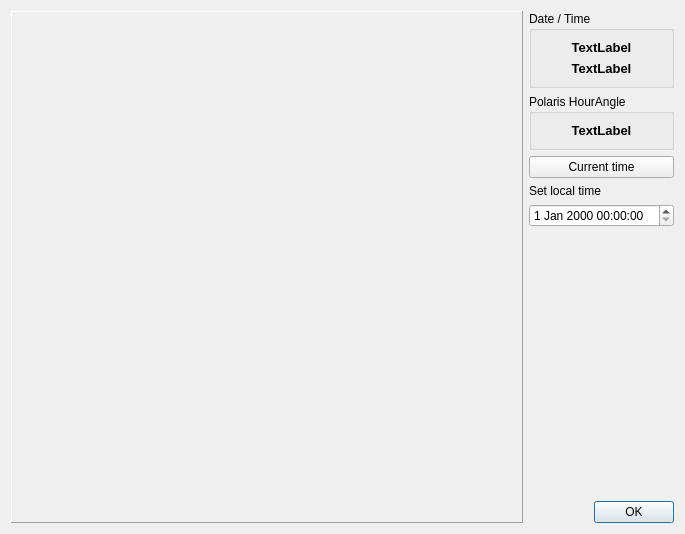
Above: kstars/tools/polarishourangle.ui from KDE/kstars before the change. Below: the same form after it.
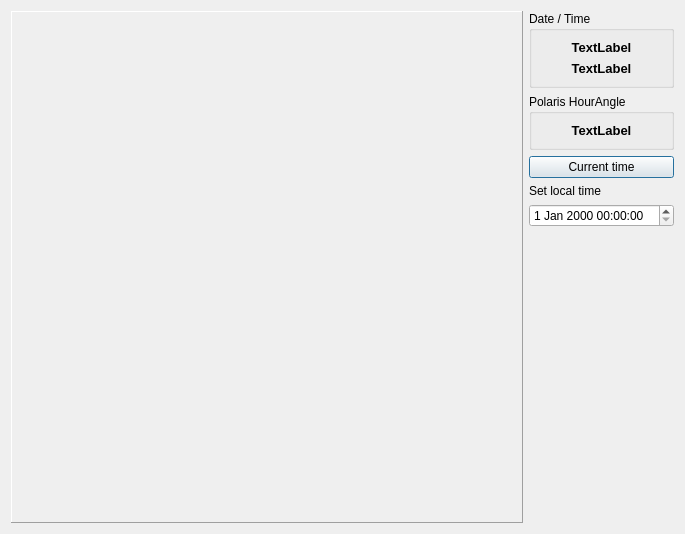
That is the form after the change.

Commit message: Use i18n for polaris to solve issue in non-English locales

```diff
--- a/kstars/tools/polarishourangle.ui
+++ b/kstars/tools/polarishourangle.ui
@@ -155,31 +155,7 @@
         </spacer>
        </item>
        <item>
-        <layout class="QHBoxLayout" name="horizontalLayout_2">
-         <item>
-          <spacer name="horizontalSpacer">
-           <property name="orientation">
-            <enum>Qt::Horizontal</enum>
-           </property>
-           <property name="sizeHint" stdset="0">
-            <size>
-             <width>40</width>
-             <height>20</height>
-            </size>
-           </property>
-          </spacer>
-         </item>
-         <item>
-          <widget class="QPushButton" name="pushButton_2">
-           <property name="text">
-            <string>OK</string>
-           </property>
-           <property name="default">
-            <bool>true</bool>
-           </property>
-          </widget>
-         </item>
-        </layout>
+        <layout class="QHBoxLayout" name="horizontalLayout_2"/>
        </item>
       </layout>
      </item>
```
The commit also changes 1 other file.
